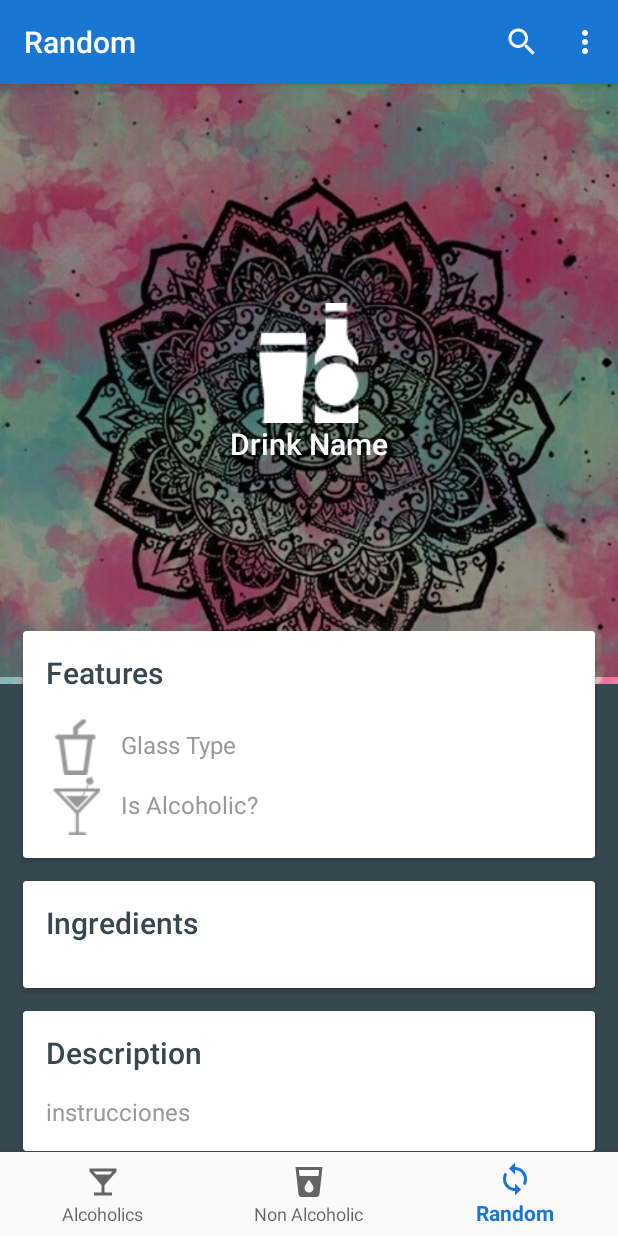
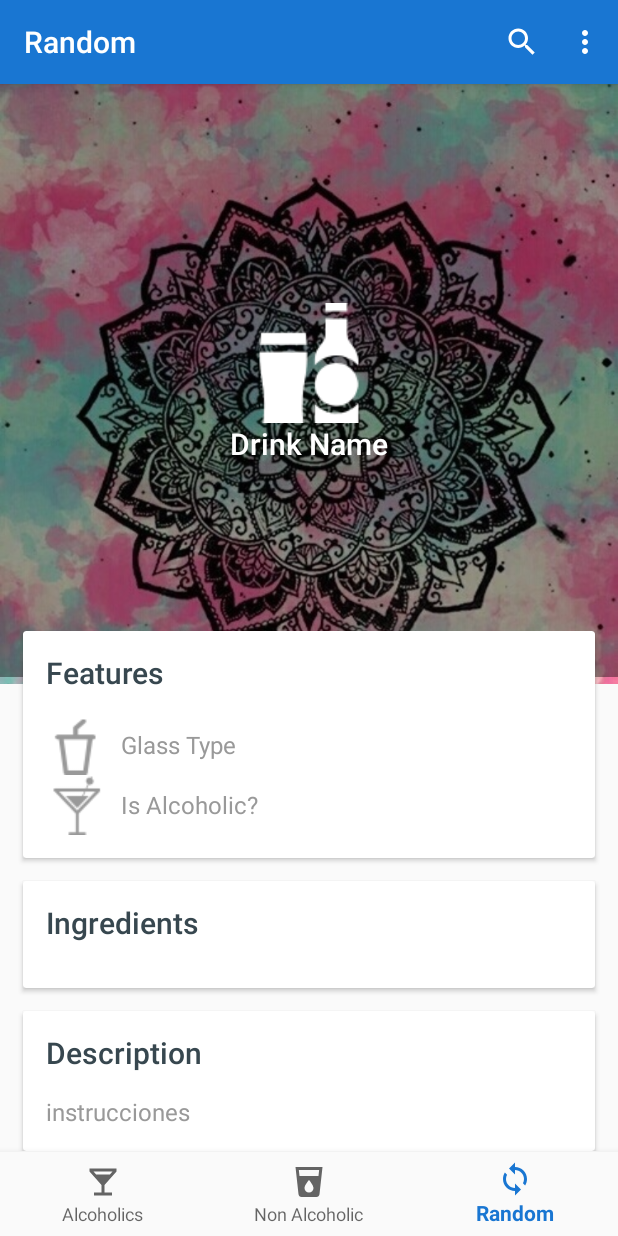
Before and after one commit to Xevcan/APP-M7, an Android app: the screen it shows after launch (MainActivity), item 3 of the bottom bar chosen, on a phone screen of 412 x 824 dp. Run offline under Robolectric (Android 15) with nearby library versions, the phone set to English and light mode, and no system bars; our stand-ins replace navigation-ui; pictures from the network do not load; 2 statements that could not run were skipped.

Commit message:
Arreglado problema de fragments superpuestos.

```diff
--- a/CocktailMixerPrueba/app/src/main/java/com/example/cocktailmixerprueba/MainActivity.java
+++ b/CocktailMixerPrueba/app/src/main/java/com/example/cocktailmixerprueba/MainActivity.java
@@ -29,7 +29,7 @@ public class MainActivity extends AppCompatActivity {
         // Passing each menu ID as a set of Ids because each
         // menu should be considered as top level destinations.
         AppBarConfiguration appBarConfiguration = new AppBarConfiguration.Builder(
-                R.id.navigation_home, R.id.navigation_dashboard, R.id.navigation_notifications)
+                R.id.navigation_alcoholic, R.id.navigation_non_alcoholic, R.id.navigation_random)
                 .build();
         NavController navController = Navigation.findNavController(this, R.id.nav_host_fragment);
         NavigationUI.setupActionBarWithNavController(this, navController, appBarConfiguration);
--- a/CocktailMixerPrueba/app/src/main/java/com/example/cocktailmixerprueba/ui/bebida/HomeFragment.java
+++ b/CocktailMixerPrueba/app/src/main/java/com/example/cocktailmixerprueba/ui/bebida/HomeFragment.java
@@ -95,7 +95,7 @@ public class HomeFragment extends Fragment {
     private void generateDrinkList(ArrayList<Drink> drinkDataList) {
         rvBebidas = view.findViewById(R.id.rvBebidas);
 
-        adapter = new DrinkAdapter(drinkDataList, getActivity());
+        adapter = new DrinkAdapter(drinkDataList, getActivity(), tipoBebida);
 
         // Cambiar el RecyclerView para que sea como Grid de MaterialX
         rvBebidas.setLayoutManager(new GridLayoutManager(getContext(), 2));
--- a/CocktailMixerPrueba/app/src/main/res/layout/fragment_bebida.xml
+++ b/CocktailMixerPrueba/app/src/main/res/layout/fragment_bebida.xml
@@ -2,8 +2,7 @@
 <androidx.coordinatorlayout.widget.CoordinatorLayout xmlns:android="http://schemas.android.com/apk/res/android"
     xmlns:app="http://schemas.android.com/apk/res-auto"
     android:layout_width="match_parent"
-    android:layout_height="match_parent"
-    android:background="@color/blue_grey_800">
+    android:layout_height="match_parent">
 
     <com.google.android.material.appbar.AppBarLayout
         android:id="@+id/app_bar_layout"
--- a/CocktailMixerPrueba/app/src/main/res/menu/bottom_nav_menu.xml
+++ b/CocktailMixerPrueba/app/src/main/res/menu/bottom_nav_menu.xml
@@ -2,17 +2,17 @@
 <menu xmlns:android="http://schemas.android.com/apk/res/android">
 
     <item
-        android:id="@+id/navigation_home"
+        android:id="@+id/navigation_alcoholic"
         android:icon="@drawable/ic_alcoholic"
         android:title="@string/titulo_alcoholicas" />
 
     <item
-        android:id="@+id/navigation_dashboard"
+        android:id="@+id/navigation_non_alcoholic"
         android:icon="@drawable/ic_nonalcoholic"
         android:title="@string/titulo_noalcoholicas" />
 
     <item
-        android:id="@+id/navigation_notifications"
+        android:id="@+id/navigation_random"
         android:icon="@drawable/ic_random"
         android:title="@string/titulo_random" />
 
--- a/CocktailMixerPrueba/app/src/main/res/navigation/mobile_navigation.xml
+++ b/CocktailMixerPrueba/app/src/main/res/navigation/mobile_navigation.xml
@@ -3,10 +3,10 @@
     xmlns:app="http://schemas.android.com/apk/res-auto"
     xmlns:tools="http://schemas.android.com/tools"
     android:id="@+id/mobile_navigation"
-    app:startDestination="@+id/navigation_home">
+    app:startDestination="@+id/navigation_alcoholic">
 
     <fragment
-        android:id="@+id/navigation_home"
+        android:id="@+id/navigation_alcoholic"
         android:name="com.example.cocktailmixerprueba.ui.bebida.HomeFragment"
         android:label="@string/titulo_alcoholicas"
         tools:layout="@layout/fragment_home">
@@ -14,10 +14,16 @@
             android:name="tipo_bebida"
             android:defaultValue="Alcoholic"
             app:argType="string" />
+        <action
+            android:id="@+id/action_navigation_home_to_placeholder"
+            app:destination="@id/navigation_bebidas" >
+            <argument android:defaultValue="Alcoholic"
+                android:name="tipo_bebida" />
+        </action>
     </fragment>
 
     <fragment
-        android:id="@+id/navigation_dashboard"
+        android:id="@+id/navigation_non_alcoholic"
         android:name="com.example.cocktailmixerprueba.ui.bebida.HomeFragment"
         android:label="@string/titulo_noalcoholicas"
         tools:layout="@layout/fragment_home">
@@ -25,10 +31,16 @@
             android:name="tipo_bebida"
             android:defaultValue="Non_Alcoholic"
             app:argType="string" />
+        <action
+            android:id="@+id/action_navigation_dashboard_to_placeholder"
+            app:destination="@id/navigation_bebidas" >
+            <argument android:defaultValue="Non_Alcoholic"
+                android:name="tipo_bebida" />
+        </action>
     </fragment>
 
     <fragment
-        android:id="@+id/navigation_notifications"
+        android:id="@+id/navigation_random"
         android:name="com.example.cocktailmixerprueba.ui.bebida.BebidaFragment"
         android:label="@string/titulo_random"
         tools:layout="@layout/fragment_bebida">
@@ -37,4 +49,13 @@
             android:defaultValue="Random"
             app:argType="string" />
     </fragment>
+    <fragment
+        android:id="@+id/navigation_bebidas"
+        android:name="com.example.cocktailmixerprueba.ui.bebida.BebidaFragment"
+        tools:layout="@layout/fragment_bebida" >
+        <argument
+            android:name="tipo_bebida"
+            app:argType="string"
+            android:defaultValue="Alcoholic" />
+    </fragment>
 </navigation>
```
Also changed, not shown: CocktailMixerPrueba/app/src/main/java/com/example/cocktailmixerprueba/adapter/DrinkAdapter.java (+18 -13 lines).
